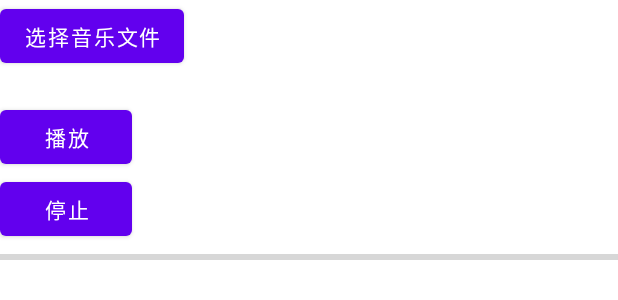
After one commit to ys-lll/Android, an Android app: the layout activity_eighth.xml on its own in the app's theme, with its tools: preview values and no code run, on a phone screen of 412 x 824 dp. The commit adds this screen. Shown: the top 300 px of the screen. Run offline under Robolectric (Android 15) with nearby library versions, the phone set to English and light mode, and no system bars.

Commit message:
eighth homework

```diff
--- a/app/src/main/AndroidManifest.xml
+++ b/app/src/main/AndroidManifest.xml
@@ -28,7 +28,9 @@
         <activity android:name=".FifthActivity"></activity>
         <activity android:name=".SixthActivity"></activity>
         <activity android:name=".SeventhActivity"></activity>
+        <activity android:name=".EighthActivity"></activity>
 
+        <service android:name=".Service.MusicService"></service>
     </application>
     <uses-permission android:name="android.permission.INTERNET" />
     <uses-permission android:name="android.permission.WRITE_EXTERNAL_STORAGE"/>
--- a/app/src/main/java/com/example/a20220419demo/SecondActivity.java
+++ b/app/src/main/java/com/example/a20220419demo/SecondActivity.java
@@ -201,6 +201,9 @@ public class SecondActivity extends Activity {
                 }else if (i == 5){
                     Intent intent = new Intent(SecondActivity.this,SeventhActivity.class);
                     startActivity(intent);
+                }else if (i == 6){
+                    Intent intent = new Intent(SecondActivity.this,EighthActivity.class);
+                    startActivity(intent);
                 }
 
                 int a = i + 1;
--- /dev/null
+++ b/app/src/main/res/layout/activity_eighth.xml
@@ -0,0 +1,32 @@
+<?xml version="1.0" encoding="utf-8"?>
+<LinearLayout xmlns:android="http://schemas.android.com/apk/res/android"
+    android:orientation="vertical"
+    android:layout_width="match_parent"
+    android:layout_height="match_parent">
+    <Button
+        android:id="@+id/music_select"
+        android:layout_width="wrap_content"
+        android:layout_height="wrap_content"
+        android:text="选择音乐文件"/>
+    <TextView
+        android:layout_width="wrap_content"
+        android:layout_height="wrap_content"
+        android:id="@+id/music_result"/>
+    <Button
+        android:layout_width="wrap_content"
+        android:layout_height="wrap_content"
+        android:text="播放"
+        android:id="@+id/music_play"/>
+    <Button
+        android:text="停止"
+        android:layout_width="wrap_content"
+        android:layout_height="wrap_content"
+        android:id="@+id/music_stop"/>
+
+    <ProgressBar
+        android:id="@+id/music_schedule"
+        android:layout_width="match_parent"
+        android:layout_height="wrap_content"
+        style="?android:progressBarStyleHorizontal"/>
+
+</LinearLayout>
```
Also changed, not shown: app/src/main/java/com/example/a20220419demo/EighthActivity.java (added, +179 -0 lines), app/src/main/java/com/example/a20220419demo/Service/MusicService.java (added, +67 -0 lines), app/src/main/java/com/example/a20220419demo/UriUtils.java (added, +155 -0 lines).
